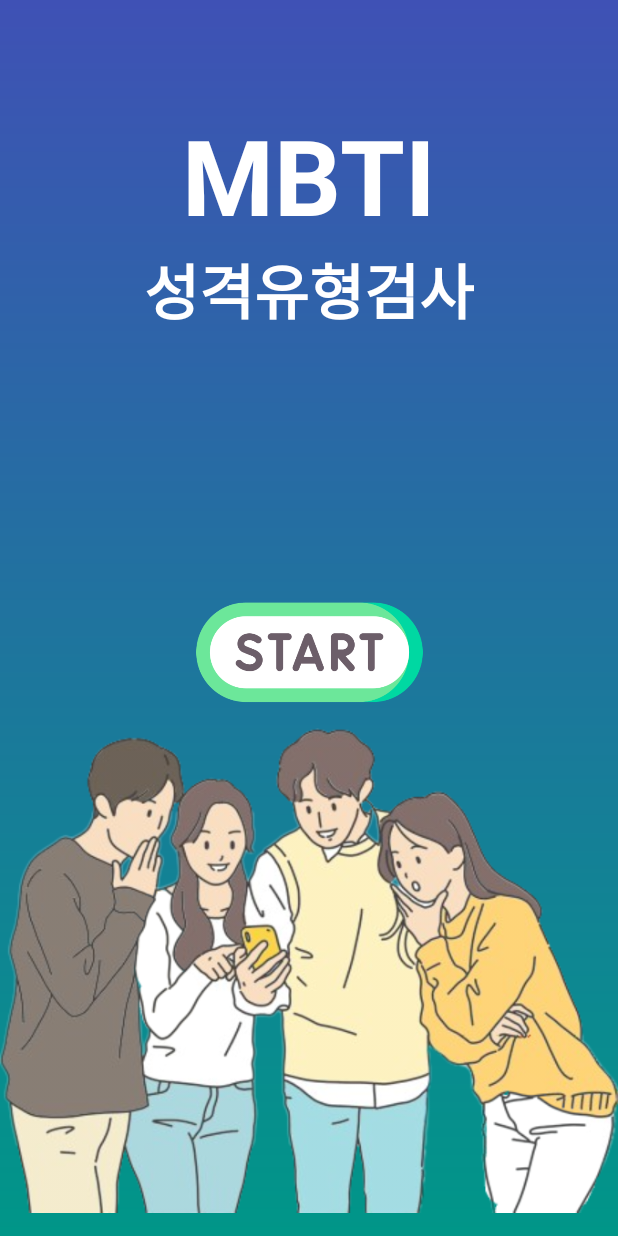
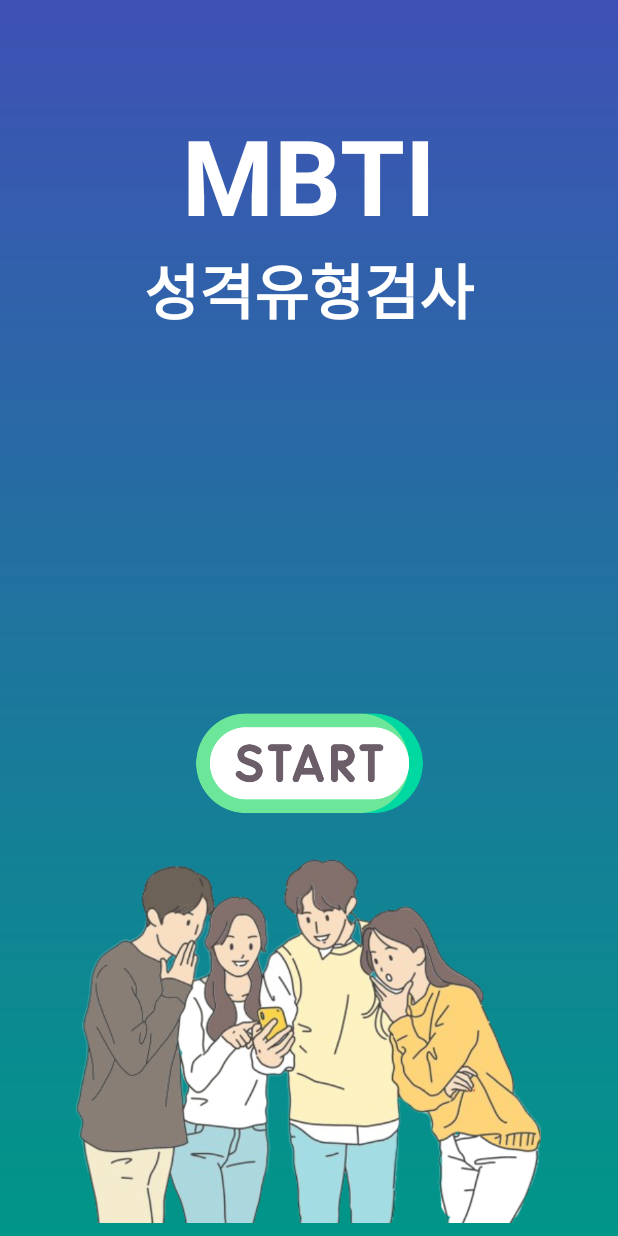
Before and after one commit to sunjoolee/Sparta_Week1_MBTI, an Android app: the screen it shows after launch (MainActivity), on a phone screen of 412 x 824 dp. Run offline under Robolectric (Android 15) with nearby library versions, the phone set to English and light mode, and no system bars.

Commit message:
메인화면 수정

```diff
--- a/app/src/main/res/layout/activity_main.xml
+++ b/app/src/main/res/layout/activity_main.xml
@@ -35,6 +35,7 @@
         android:id="@+id/iv_start"
         android:layout_width="170dp"
         android:layout_height="70dp"
+        android:layout_marginBottom="20dp"
         android:src="@drawable/ic_start"
         app:layout_constraintBottom_toTopOf="@+id/imageView"
         app:layout_constraintEnd_toEndOf="parent"
@@ -42,10 +43,11 @@
 
     <ImageView
         android:id="@+id/imageView"
-        android:layout_width="wrap_content"
-        android:layout_height="wrap_content"
+        android:layout_width="310dp"
+        android:layout_height="260dp"
         android:src="@drawable/bg_person2"
         app:layout_constraintBottom_toBottomOf="parent"
         app:layout_constraintEnd_toEndOf="parent"
+        app:layout_constraintHorizontal_bias="0.495"
         app:layout_constraintStart_toStartOf="parent" />
 </androidx.constraintlayout.widget.ConstraintLayout>
```
